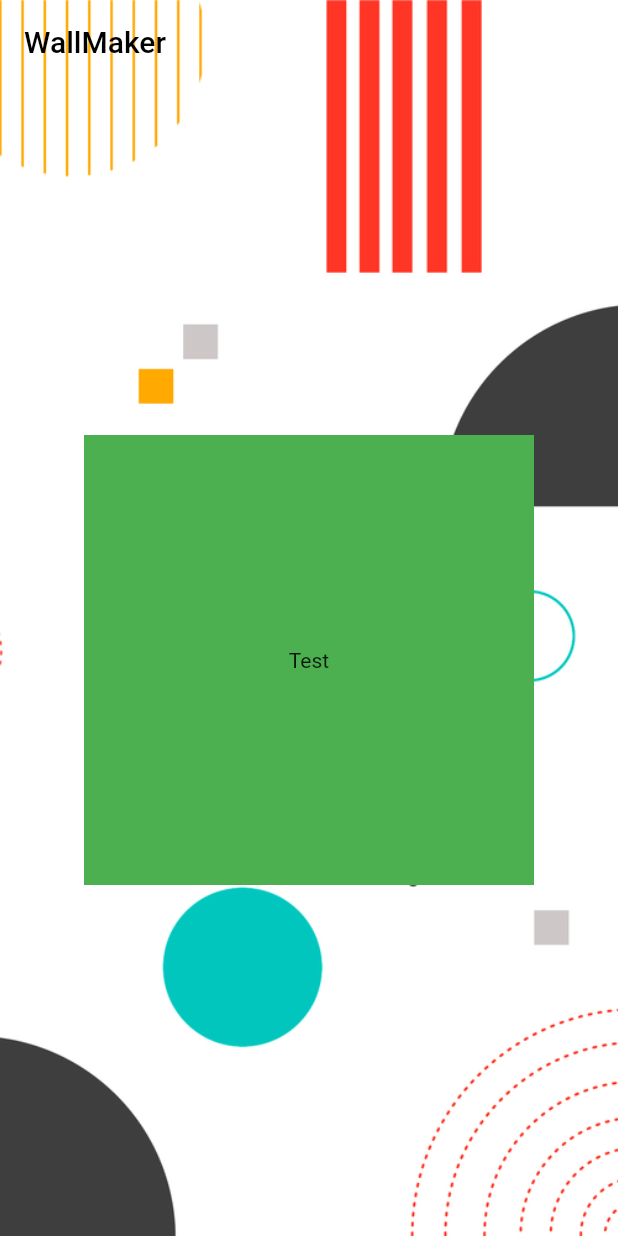
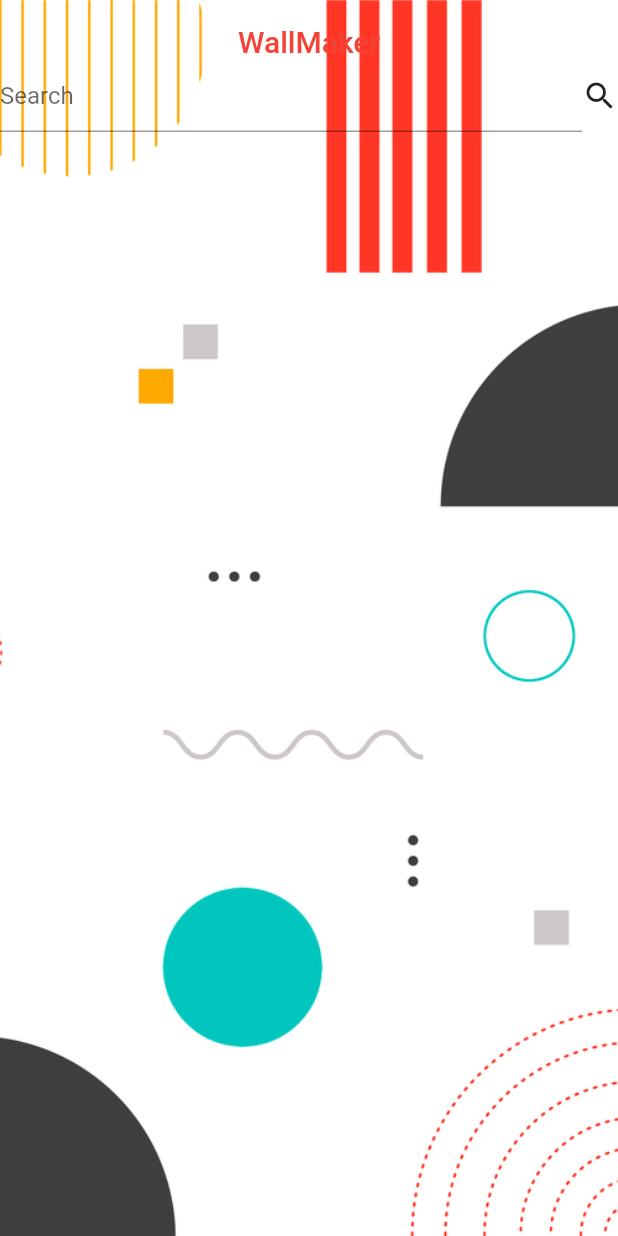
Before and after one commit to probe2k/wallmaker, a Flutter app: the screen it shows after launch, on a phone screen of 412 x 824 dp. Run offline on Flutter 3.47's test engine with Material 2 defaults, Android fonts, the light colour scheme and no system bars.

Commit message:
extendedBodyBehindAppBar overlay fix

```diff
--- a/lib/home.dart
+++ b/lib/home.dart
@@ -8,11 +8,14 @@ class WallHome extends StatefulWidget {
 class _WallHomeState extends State<WallHome> {
   @override
   Widget build(BuildContext context) {
-    return new Scaffold(
+    return Scaffold(
       appBar: AppBar(
+        centerTitle: true,
         title: Text(
           'WallMaker',
-          style: TextStyle(color: Colors.black),
+          style: TextStyle(
+            color: Colors.red,
+          ),
         ),
         backgroundColor: Colors.transparent,
         elevation: 0.0,
@@ -27,17 +30,26 @@ class _WallHomeState extends State<WallHome> {
             fit: BoxFit.cover,
           ),
         ),
-        child: SafeArea(
-            child: Center(
-          child: Container(
-            width: 300,
-            height: 300,
-            decoration: BoxDecoration(
-              color: Colors.green,
+        padding: const EdgeInsets.only(top: 40),
+        child: Column(
+          children: <Widget>[
+            Row(
+              mainAxisAlignment: MainAxisAlignment.end,
+              children: [
+                Expanded(
+                  child: TextField(
+                    decoration: InputDecoration(
+                      hintText: 'Search',
+                    ),
+                  ),
+                ),
+                Icon(
+                  Icons.search,
+                ),
+              ],
             ),
-            child: Center(child: Text('Test')),
-          ),
-        )),
+          ],
+        ),
       ),
     );
   }
```
